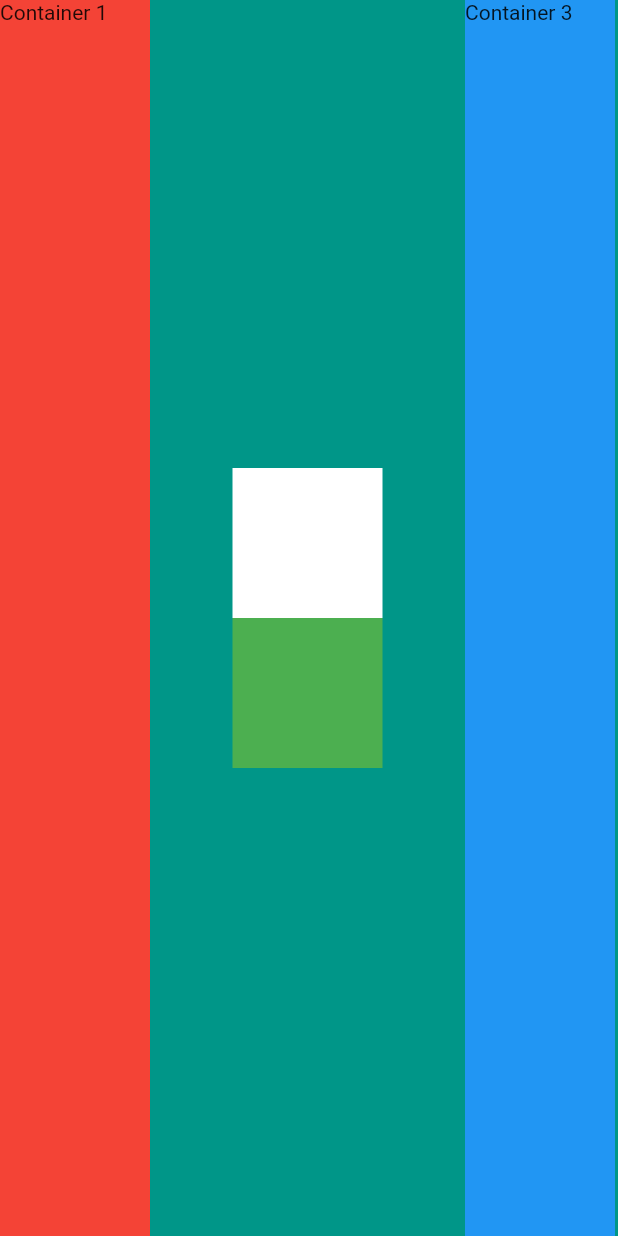
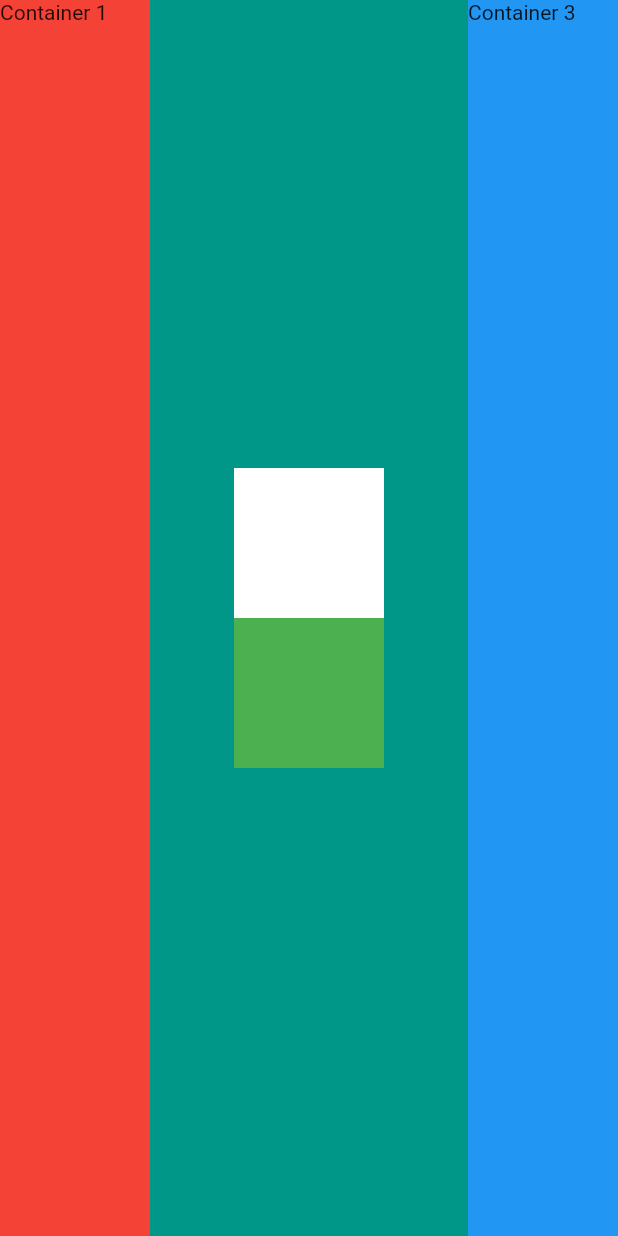
Before and after one commit to appmath/mi_card_flutter, a Flutter app: the screen it shows after launch, on a phone screen of 412 x 824 dp. Run offline on Flutter 3.47's test engine with Material 2 defaults, Android fonts, the phone set to English and light mode, and no system bars.

Commit message:
Finished the challenge

```diff
--- a/lib/main.dart
+++ b/lib/main.dart
@@ -13,18 +13,18 @@ class MyApp extends StatelessWidget {
         backgroundColor: Colors.teal,
         body: SafeArea(
             child: Row(
-          crossAxisAlignment: CrossAxisAlignment.stretch,
+          mainAxisAlignment: MainAxisAlignment.spaceBetween,
           children: [
             Container(
               width: 100,
               color: Colors.red,
+              height: double.infinity,
               child: Text('Container 1'),
             ),
             Container(
                 margin: new EdgeInsets.all(55.00),
                 color: Colors.teal,
                 child: Column(
-                  crossAxisAlignment: CrossAxisAlignment.center,
                   mainAxisAlignment: MainAxisAlignment.center,
                   children: [
                     Container(
@@ -41,6 +41,7 @@ class MyApp extends StatelessWidget {
                 )),
             Container(
               width: 100,
+              height: double.infinity,
               color: Colors.blue,
               child: Text('Container 3'),
             ),
```
